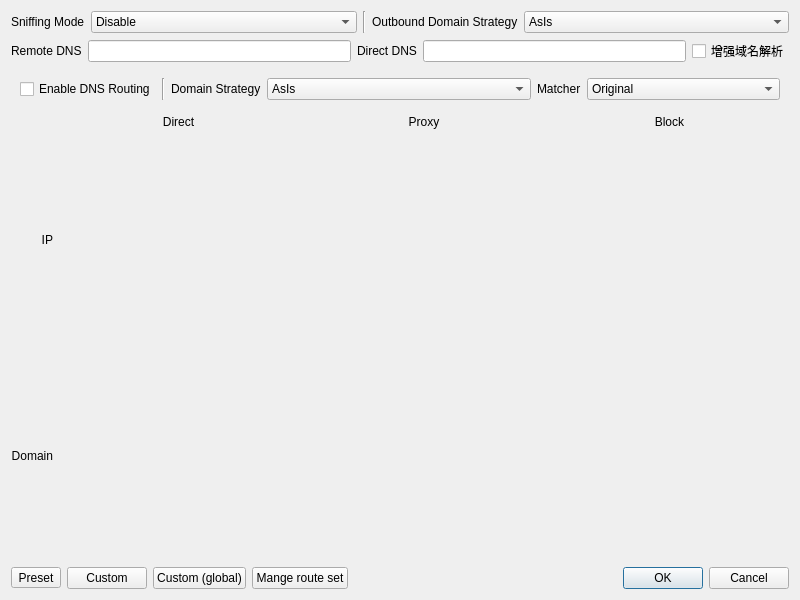
Qt form ui/dialog_manage_routes.ui (MatsuriDayo/nekoray) before a commit.
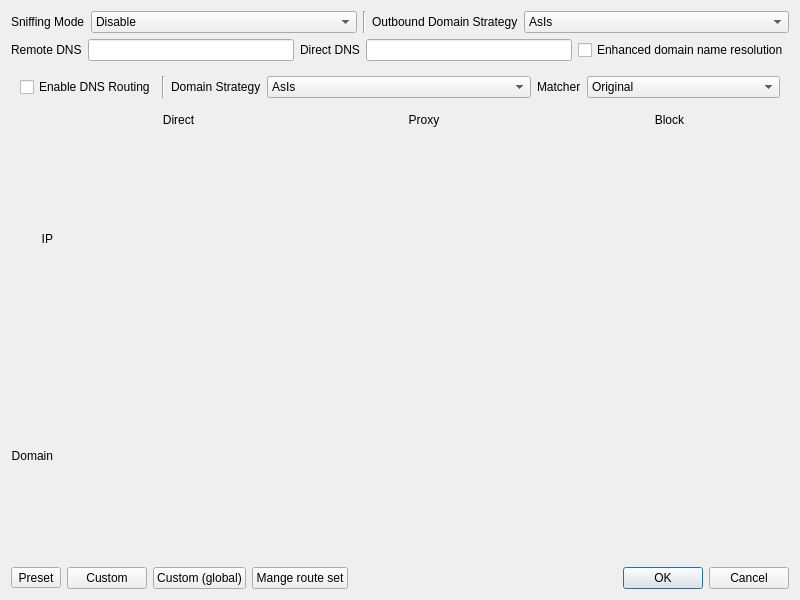
The same form after that commit.

Patch:
```diff
--- a/ui/dialog_manage_routes.ui
+++ b/ui/dialog_manage_routes.ui
@@ -145,7 +145,7 @@
             <string notr="true">使用多个境外 DNS 查询服务器地址，一定程度上可缓解对服务器域名的 DNS 污染，可能有副作用。</string>
            </property>
            <property name="text">
-            <string notr="true">增强域名解析</string>
+            <string>Enhanced domain name resolution</string>
            </property>
           </widget>
          </item>
```
Left out of the diff: 2 changed lines with no effect on the pictures.
